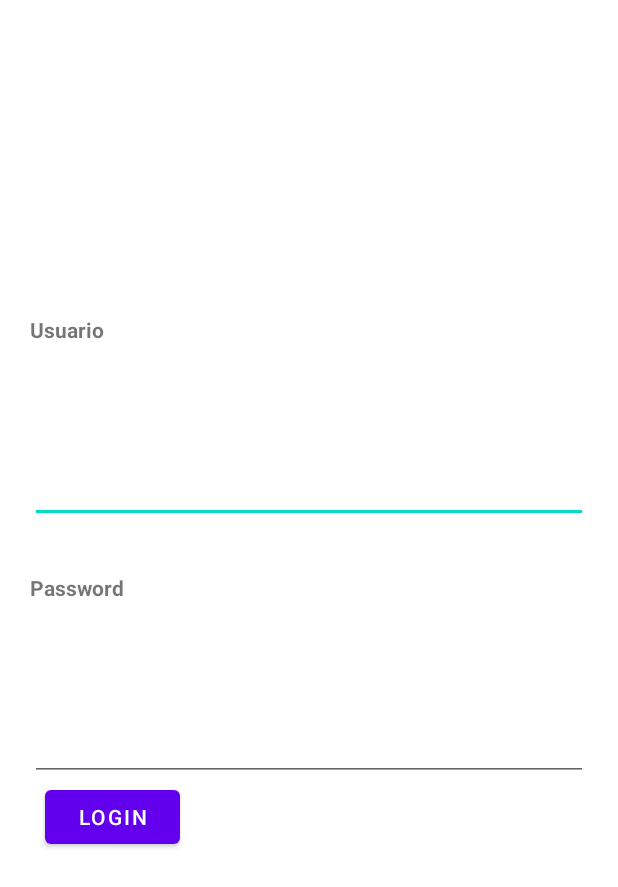
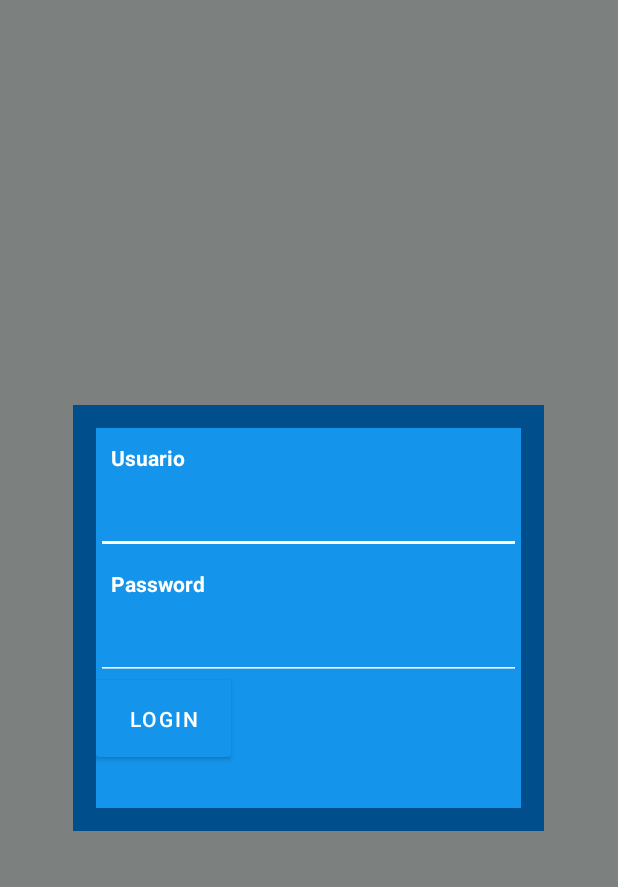
Before and after one commit to Gbalay92/PlayersDB, an Android app: the layout activity_main.xml on its own in the app's theme, with its tools: preview values and no code run, on a phone screen of 412 x 824 dp. Shown: the top 887 px of the screen. Run offline under Robolectric (Android 15) with nearby library versions, the phone set to English and light mode, and no system bars.

Commit message:
add styles

```diff
--- a/app/build.gradle
+++ b/app/build.gradle
@@ -42,6 +42,9 @@ dependencies {
     implementation 'androidx.constraintlayout:constraintlayout:2.1.4'
     implementation 'androidx.legacy:legacy-support-v4:1.0.0'
     implementation 'androidx.recyclerview:recyclerview:1.2.1'
+    implementation 'androidx.annotation:annotation:1.2.0'
+    implementation 'androidx.lifecycle:lifecycle-livedata-ktx:2.3.1'
+    implementation 'androidx.lifecycle:lifecycle-viewmodel-ktx:2.3.1'
     testImplementation 'junit:junit:4.13.2'
     androidTestImplementation 'androidx.test.ext:junit:1.1.3'
     androidTestImplementation 'androidx.test.espresso:espresso-core:3.4.0'
--- a/app/src/main/java/com/liceolapaz/dam/gbl/MainActivity.kt
+++ b/app/src/main/java/com/liceolapaz/dam/gbl/MainActivity.kt
@@ -29,8 +29,8 @@ class MainActivity : AppCompatActivity() {
 
                 /*val jugdb=JugadoresSql(this, "Database", null, 1)
                 val db = jugdb.writableDatabase*/
-                val intent = Intent(this@MainActivity, Jugador::class.java)
-                startActivity(intent)
+                //val intent = Intent(this@MainActivity, MyJugadorRecyclerViewAdapter::class.java)
+                //startActivity(intent)
             }
             //else{
                 txtError.text="Usuario y/o contraseña incorrectos"
--- /dev/null
+++ b/app/src/main/res/drawable/border.xml
@@ -0,0 +1,22 @@
+<?xml version="1.0" encoding="utf-8"?>
+<?xml version="1.0" encoding="utf-8"?>
+<shape xmlns:android="http://schemas.android.com/apk/res/android"
+    android:shape="rectangle" >
+
+    <!-- View background color -->
+    <solid
+        android:color="@color/marineBlue" >
+    </solid>
+
+    <!-- View border color and width -->
+    <stroke
+        android:width="1dp"
+        android:color="@color/marineBlue" >
+    </stroke>
+
+    <!-- The radius makes the corners rounded -->
+    <corners
+        android:radius="2dp"   >
+    </corners>
+
+</shape>
--- a/app/src/main/res/layout/activity_main.xml
+++ b/app/src/main/res/layout/activity_main.xml
@@ -1,97 +1,91 @@
 <?xml version="1.0" encoding="utf-8"?>
-<androidx.constraintlayout.widget.ConstraintLayout xmlns:android="http://schemas.android.com/apk/res/android"
+<RelativeLayout xmlns:android="http://schemas.android.com/apk/res/android"
     xmlns:app="http://schemas.android.com/apk/res-auto"
     xmlns:tools="http://schemas.android.com/tools"
     android:layout_width="match_parent"
     android:layout_height="match_parent"
+    android:padding="20dp"
+    android:background="@color/grey"
     tools:context=".MainActivity"
-    android:padding="20dp">
+    android:gravity="center"
+    android:orientation="vertical">
+    <RelativeLayout
+        android:layout_width="314dp"
+        android:padding="15dp"
+        android:layout_height="wrap_content"
+        android:layout_gravity="center"
+        android:background="@color/marineBlue"
+        android:gravity="left"
+        android:orientation="vertical">
 
-    <androidx.constraintlayout.widget.Guideline
-        android:id="@+id/guideline"
-        android:layout_width="wrap_content"
-        android:layout_height="wrap_content"
-        android:orientation="horizontal"
-        app:layout_constraintGuide_percent="0.2" />
-
-    <androidx.constraintlayout.widget.Guideline
-        android:id="@+id/guideline2"
+        <LinearLayout
+            android:id="@+id/card_view"
             android:layout_width="match_parent"
             android:layout_height="wrap_content"
-        android:orientation="horizontal"
-        app:layout_constraintGuide_percent="0.7"/>
+            android:layout_gravity="center"
+            android:background="@color/blue"
+            android:gravity="left"
+            android:orientation="vertical"
+            android:outlineSpotShadowColor="@color/marineBlue">
 
             <TextView
                 android:id="@+id/user"
                 android:layout_width="match_parent"
-        android:layout_height="0dp"
+                android:layout_height="wrap_content"
                 android:gravity="center_vertical"
+                android:padding="10dp"
                 android:text="Usuario"
-        android:textStyle="bold"
-        app:layout_constraintBottom_toTopOf="@+id/inputUser"
-        app:layout_constraintEnd_toEndOf="parent"
-        app:layout_constraintStart_toStartOf="parent"
-        app:layout_constraintTop_toTopOf="@id/guideline" />
+                android:textColor="@color/white"
+                android:textStyle="bold" />
 
             <EditText
                 android:id="@+id/inputUser"
                 android:layout_width="match_parent"
-        android:layout_height="0dp"
-        app:layout_constraintBottom_toTopOf="@id/password"
-        app:layout_constraintEnd_toEndOf="parent"
-        app:layout_constraintStart_toStartOf="parent"
-        app:layout_constraintTop_toBottomOf="@+id/user"
-        android:inputType="text" />
+                android:layout_height="wrap_content"
+                android:backgroundTint="@color/white"
+                android:inputType="text"
+                android:padding="10dp"
+                android:textColorHint="@color/white" />
 
             <TextView
                 android:id="@+id/password"
                 android:layout_width="match_parent"
-        android:layout_height="0dp"
+                android:layout_height="wrap_content"
                 android:gravity="center_vertical"
+                android:padding="10dp"
                 android:text="Password"
-        android:textStyle="bold"
-        app:layout_constraintBottom_toTopOf="@+id/inputPassword"
-        app:layout_constraintEnd_toEndOf="parent"
-        app:layout_constraintStart_toStartOf="parent"
-        app:layout_constraintTop_toBottomOf="@+id/inputUser" />
+                android:textColor="@color/white"
+                android:textStyle="bold" />
 
             <EditText
                 android:id="@+id/inputPassword"
-        android:layout_width="0dp"
-        android:layout_height="0dp"
-        app:layout_constraintBottom_toTopOf="@id/login"
-        app:layout_constraintEnd_toEndOf="parent"
-        app:layout_constraintStart_toStartOf="parent"
-        app:layout_constraintTop_toBottomOf="@+id/password"
-        android:inputType="text" />
+                android:layout_width="match_parent"
+                android:layout_height="wrap_content"
+                android:backgroundTint="@color/white"
+                android:inputType="text"
+                android:padding="10dp"
+                android:textColor="@color/white" />
 
-    <Button android:id="@+id/login"
+            <Button
+                android:id="@+id/login"
                 android:layout_width="90dp"
                 android:layout_height="wrap_content"
-        android:layout_marginStart="10dp"
-        android:layout_marginEnd="10dp"
+                android:background="@drawable/border"
+                android:padding="10dp"
                 android:text="Login"
-        app:layout_constraintHorizontal_bias="0"
-        app:layout_constraintEnd_toStartOf="@+id/txtError"
-        app:layout_constraintStart_toStartOf="parent"
-        app:layout_constraintTop_toBottomOf="@+id/inputPassword"
-        app:layout_constraintBottom_toTopOf="@+id/guideline2" />
+                android:textColor="@color/white" />
 
-    <TextView android:id="@+id/txtError"
-        android:layout_width="0dp"
-        android:layout_height="0dp"
-        android:layout_marginStart="10dp"
+            <TextView
+                android:id="@+id/txtError"
+                android:layout_width="match_parent"
+                android:layout_height="34dp"
+                android:padding="40dp"
                 android:text=" "
+                android:textAlignment="center"
                 android:textSize="20sp"
-        android:textStyle="bold"
-        android:textAlignment="center"
-        android:textColor="#F44336"
-        app:layout_constraintEnd_toEndOf="parent"
-        app:layout_constraintStart_toEndOf="@+id/login"
-        app:layout_constraintTop_toBottomOf="@+id/inputPassword"
-        app:layout_constraintBottom_toTopOf="@+id/guideline2"
-        />
+                android:textStyle="bold" />
 
+        </LinearLayout>
+    </RelativeLayout>
 
-
-</androidx.constraintlayout.widget.ConstraintLayout>
+</RelativeLayout>
--- a/app/src/main/res/layout/jugador_list.xml
+++ b/app/src/main/res/layout/jugador_list.xml
@@ -6,8 +6,8 @@
     android:name="com.liceolapaz.dam.gbl.JugaodrFragment"
     android:layout_width="match_parent"
     android:layout_height="match_parent"
-    android:layout_marginLeft="16dp"
-    android:layout_marginRight="16dp"
+    android:padding="10dp"
+    android:background="@drawable/border"
     app:layoutManager="LinearLayoutManager"
     tools:context=".JugaodrFragment"
     tools:listitem="@layout/jugador_item" />
--- a/app/src/main/res/values-night/themes.xml
+++ b/app/src/main/res/values-night/themes.xml
@@ -2,9 +2,9 @@
     <!-- Base application theme. -->
     <style name="Theme.Ej1gbl" parent="Theme.MaterialComponents.DayNight.DarkActionBar">
         <!-- Primary brand color. -->
-        <item name="colorPrimary">@color/purple_200</item>
-        <item name="colorPrimaryVariant">@color/purple_700</item>
-        <item name="colorOnPrimary">@color/black</item>
+        <item name="colorPrimary">@color/blue</item>
+        <item name="colorPrimaryVariant">@color/blue</item>
+        <item name="colorOnPrimary">@color/white</item>
         <!-- Secondary brand color. -->
         <item name="colorSecondary">@color/teal_200</item>
         <item name="colorSecondaryVariant">@color/teal_200</item>
--- a/app/src/main/res/values/colors.xml
+++ b/app/src/main/res/values/colors.xml
@@ -7,4 +7,7 @@
     <color name="teal_700">#FF018786</color>
     <color name="black">#FF000000</color>
     <color name="white">#FFFFFFFF</color>
+    <color name="blue">#1494EA</color>
+    <color name="marineBlue">#004E8C</color>
+    <color name="grey">#7C8180</color>
 </resources>
--- a/app/src/main/res/values/dimens.xml
+++ b/app/src/main/res/values/dimens.xml
@@ -1,4 +1,7 @@
 <?xml version="1.0" encoding="utf-8"?>
 <resources>
     <dimen name="text_margin">16dp</dimen>
+    <!-- Default screen margins, per the Android Design guidelines. -->
+    <dimen name="fragment_horizontal_margin">16dp</dimen>
+    <dimen name="fragment_vertical_margin">16dp</dimen>
 </resources>
--- a/app/src/main/res/values/themes.xml
+++ b/app/src/main/res/values/themes.xml
@@ -2,13 +2,13 @@
     <!-- Base application theme. -->
     <style name="Theme.Ej1gbl" parent="Theme.MaterialComponents.DayNight.DarkActionBar">
         <!-- Primary brand color. -->
-        <item name="colorPrimary">@color/purple_500</item>
-        <item name="colorPrimaryVariant">@color/purple_700</item>
-        <item name="colorOnPrimary">@color/white</item>
+        <item name="colorPrimary">@color/blue</item>
+        <item name="colorPrimaryVariant">@color/marineBlue</item>
+        <item name="colorOnPrimary">@color/grey</item>
         <!-- Secondary brand color. -->
-        <item name="colorSecondary">@color/teal_200</item>
-        <item name="colorSecondaryVariant">@color/teal_700</item>
-        <item name="colorOnSecondary">@color/black</item>
+        <item name="colorSecondary">@color/white</item>
+        <item name="colorSecondaryVariant">@color/purple_500</item>
+        <item name="colorOnSecondary">@color/teal_200</item>
         <!-- Status bar color. -->
         <item name="android:statusBarColor" tools:targetApi="l">?attr/colorPrimaryVariant</item>
         <!-- Customize your theme here. -->
```
Also changed, not shown: app/src/main/java/com/liceolapaz/dam/gbl/JugadorFragment.kt (renamed from app/src/main/java/com/liceolapaz/dam/gbl/JugaodrFragment.kt, +1 -6 lines), app/src/main/java/com/liceolapaz/dam/gbl/MyJugadorRecyclerViewAdapter.kt (added, +45 -0 lines), app/src/main/java/com/liceolapaz/dam/gbl/MyJugaodrRecyclerViewAdapter.kt (deleted, +0 -49 lines), app/src/main/res/layout/jugador.xml (+11 -10 lines), app/src/main/res/layout/jugador_item.xml (+6 -4 lines), app/src/main/res/values/strings.xml (+9 -0 lines). Lines whose indentation alone changed are shown as unchanged.
